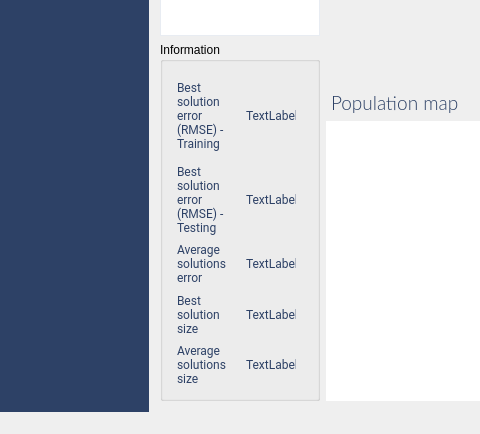
Above: source/mainwidget.ui from emigdioz/LeafGP before the change; both pictures show x 229 to 709 and y 242 to 676 of the 1035 by 676 pixel window. Below: the same form after it.
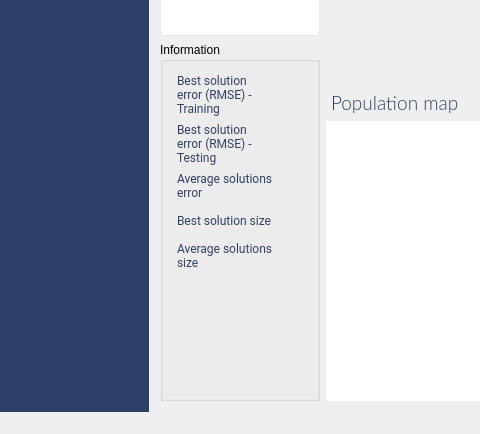
That is the form after the change. The open tabs and pages were chosen to show the change. Icons and pictures are not drawn. Custom widgets are drawn as their Qt base class.

Patch:
```diff
--- a/source/mainwidget.ui
+++ b/source/mainwidget.ui
@@ -6031,7 +6031,7 @@
                                  <item row="4" column="1">
                                   <widget class="QLabel" name="label_151">
                                    <property name="text">
-                                    <string>TextLabel</string>
+                                    <string/>
                                    </property>
                                   </widget>
                                  </item>
@@ -6068,21 +6068,21 @@
                                  <item row="3" column="1">
                                   <widget class="QLabel" name="label_149">
                                    <property name="text">
-                                    <string>TextLabel</string>
+                                    <string/>
                                    </property>
                                   </widget>
                                  </item>
                                  <item row="2" column="1">
                                   <widget class="QLabel" name="label_147">
                                    <property name="text">
-                                    <string>TextLabel</string>
+                                    <string/>
                                    </property>
                                   </widget>
                                  </item>
                                  <item row="0" column="1">
                                   <widget class="QLabel" name="label_145">
                                    <property name="text">
-                                    <string>TextLabel</string>
+                                    <string/>
                                    </property>
                                   </widget>
                                  </item>
@@ -6099,10 +6099,23 @@
                                  <item row="1" column="1">
                                   <widget class="QLabel" name="label_154">
                                    <property name="text">
-                                    <string>TextLabel</string>
+                                    <string/>
                                    </property>
                                   </widget>
                                  </item>
+                                 <item row="5" column="0">
+                                  <spacer name="verticalSpacer_14">
+                                   <property name="orientation">
+                                    <enum>Qt::Vertical</enum>
+                                   </property>
+                                   <property name="sizeHint" stdset="0">
+                                    <size>
+                                     <width>20</width>
+                                     <height>40</height>
+                                    </size>
+                                   </property>
+                                  </spacer>
+                                 </item>
                                 </layout>
                                </item>
                               </layout>
```
Left out of the diff: 12 changed lines with no effect on the pictures.
